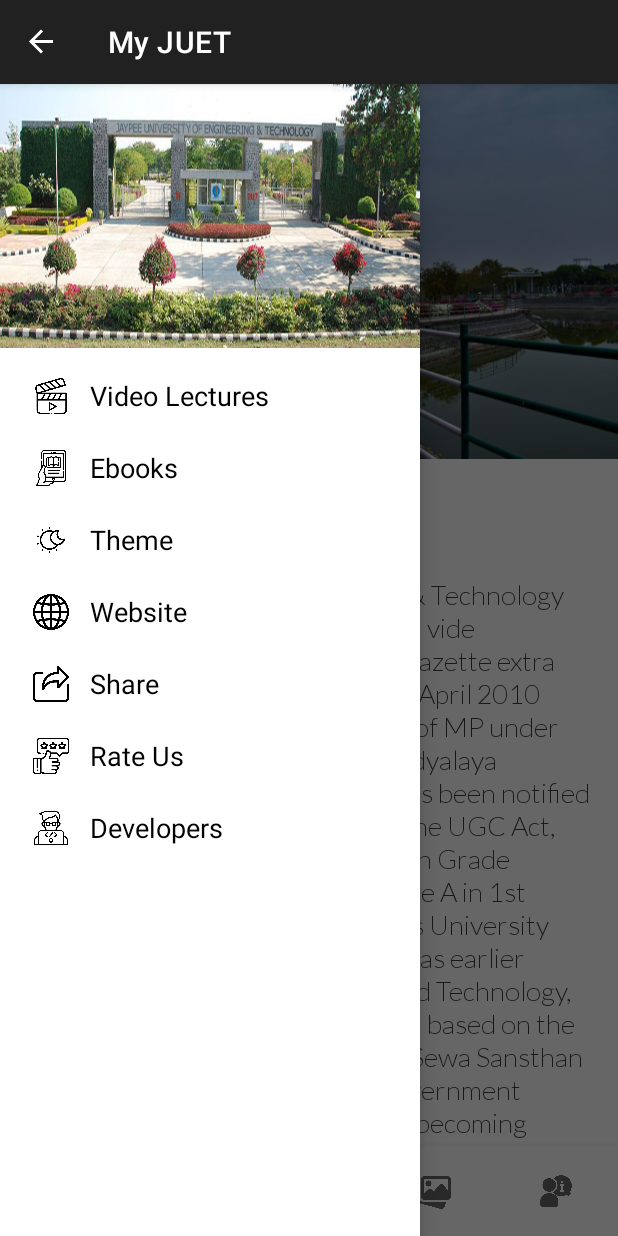
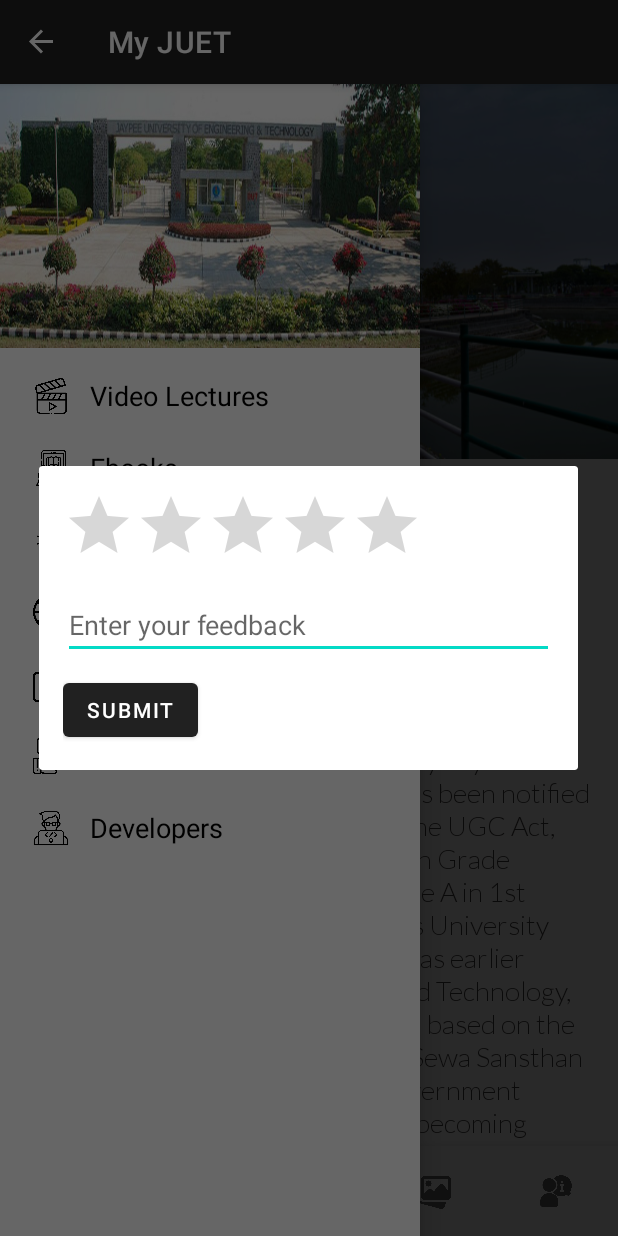
Before and after one commit to TheScriptRailoth/College-App, an Android app: the screen it shows after launch (MainActivity), after a tap on "Rate Us", on a phone screen of 412 x 824 dp. Run offline under Robolectric (Android 15) with nearby library versions, the phone set to English and light mode, and no system bars; our stand-ins replace navigation-ui; 3 other taps on this screen came first.

Commit message:
COLLEGE APP: Added rating dialog
Signed-off-by: TheScriptRailoth <am3718440@gmail.com>

```diff
--- a/app/src/main/java/com/notebook/collegeapp/MainActivity.java
+++ b/app/src/main/java/com/notebook/collegeapp/MainActivity.java
@@ -3,6 +3,7 @@ package com.notebook.collegeapp;
 import androidx.annotation.NonNull;
 import androidx.appcompat.app.ActionBar;
 import androidx.appcompat.app.ActionBarDrawerToggle;
+import androidx.appcompat.app.AlertDialog;
 import androidx.appcompat.app.AppCompatActivity;
 import androidx.core.content.FileProvider;
 import androidx.core.view.GravityCompat;
@@ -19,7 +20,11 @@ import android.net.Uri;
 import android.os.Build;
 import android.os.Bundle;
 import android.os.Environment;
+import android.view.LayoutInflater;
 import android.view.MenuItem;
+import android.view.View;
+import android.widget.Button;
+import android.widget.RatingBar;
 import android.widget.Toast;
 
 import com.google.android.material.bottomnavigation.BottomNavigationView;
@@ -98,7 +103,8 @@ public class MainActivity extends AppCompatActivity implements NavigationView.On
         }
         else if (item.getItemId() == R.id.navigation_rate)
         {
-            Toast.makeText(this, "Rate Us", Toast.LENGTH_SHORT).show();
+            showRatingDialog();
+            //Toast.makeText(this, "Rate Us", Toast.LENGTH_SHORT).show();
         }
         else if (item.getItemId() == R.id.navigation_share)
         {
@@ -134,4 +140,29 @@ public class MainActivity extends AppCompatActivity implements NavigationView.On
         }
 
     }
+
+    private void showRatingDialog() {
+        AlertDialog.Builder dialogBuilder = new AlertDialog.Builder(this);
+        LayoutInflater inflater = getLayoutInflater();
+        View dialogView = inflater.inflate(R.layout.dialog_rating, null);
+        dialogBuilder.setView(dialogView);
+
+        RatingBar ratingBar = dialogView.findViewById(R.id.ratingBar);
+        Button submitButton = dialogView.findViewById(R.id.submitButton);
+
+        AlertDialog dialog = dialogBuilder.create();
+
+        submitButton.setOnClickListener(new View.OnClickListener() {
+            @Override
+            public void onClick(View v) {
+                float rating = ratingBar.getRating();
+                // TODO: Handle the submitted rating
+                Toast.makeText(MainActivity.this,"Thanks For Your Feedback!",Toast.LENGTH_SHORT).show();
+                dialog.dismiss();
+            }
+        });
+
+        dialog.show();
+    }
+
 }
--- /dev/null
+++ b/app/src/main/res/layout/dialog_rating.xml
@@ -0,0 +1,32 @@
+
+<LinearLayout xmlns:android="http://schemas.android.com/apk/res/android"
+    android:layout_width="match_parent"
+    android:layout_height="wrap_content"
+    android:orientation="vertical"
+    android:padding="16dp">
+
+    <RatingBar
+        android:id="@+id/ratingBar"
+        android:layout_width="wrap_content"
+        android:layout_height="wrap_content"
+        android:numStars="5"
+        android:stepSize="1"
+        android:progressTint="#FDCC0D"
+        />
+
+    <EditText
+        android:layout_marginTop="10dp"
+        android:id="@+id/feedbackEditText"
+        android:layout_width="match_parent"
+        android:layout_height="wrap_content"
+        android:hint="Enter your feedback"
+        android:layout_marginBottom="10dp"
+        />
+
+    <Button
+        android:id="@+id/submitButton"
+        android:layout_width="wrap_content"
+        android:layout_height="wrap_content"
+        android:text="Submit" />
+
+</LinearLayout>
```
